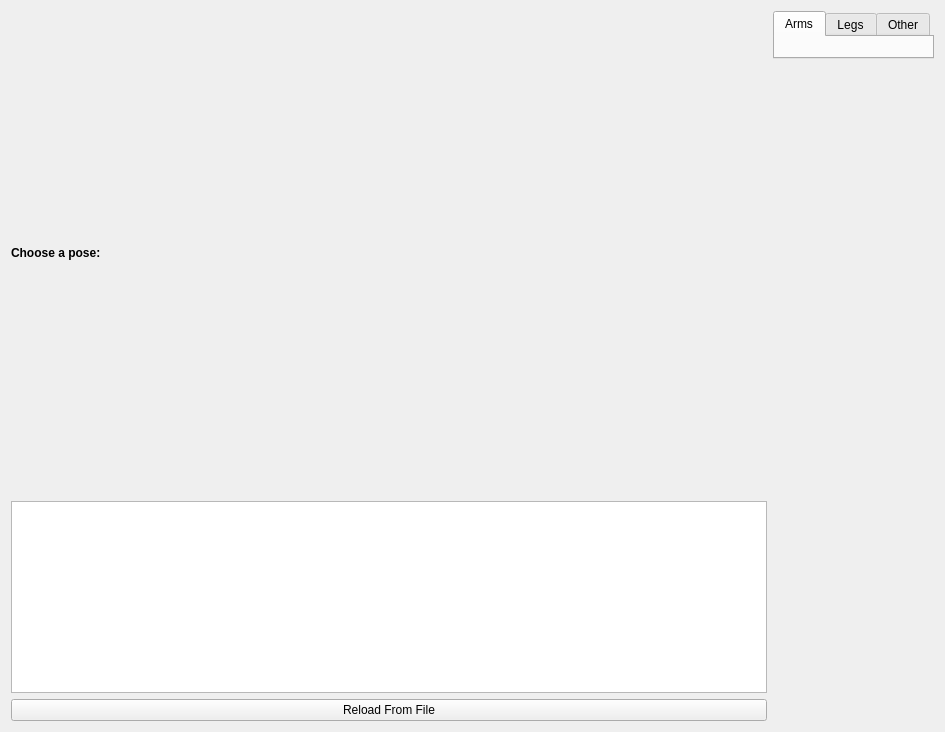
thor-mang/thor_mang_ui, file thor_mang_calibration/resource/ui/pose_page.ui: the form before one commit.
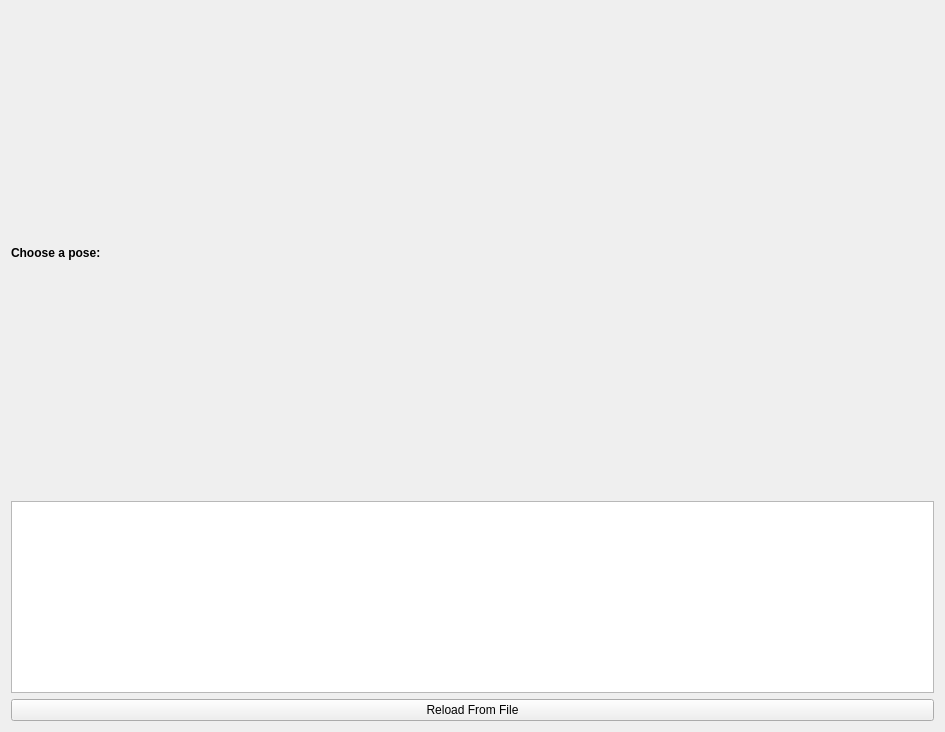
The form after the commit.

The edit to the form file:
```diff
--- a/thor_mang_calibration/resource/ui/pose_page.ui
+++ b/thor_mang_calibration/resource/ui/pose_page.ui
@@ -62,37 +62,6 @@
        </item>
       </layout>
      </item>
-     <item row="0" column="3" alignment="Qt::AlignTop">
-      <widget class="QTabWidget" name="customTab">
-       <property name="sizePolicy">
-        <sizepolicy hsizetype="Maximum" vsizetype="Maximum">
-         <horstretch>0</horstretch>
-         <verstretch>0</verstretch>
-        </sizepolicy>
-       </property>
-       <property name="currentIndex">
-        <number>0</number>
-       </property>
-       <widget class="QWidget" name="arm_tab">
-        <attribute name="title">
-         <string>Arms</string>
-        </attribute>
-        <layout class="QGridLayout" name="gridLayout_12"/>
-       </widget>
-       <widget class="QWidget" name="leg_tab">
-        <attribute name="title">
-         <string>Legs</string>
-        </attribute>
-        <layout class="QGridLayout" name="gridLayout_13"/>
-       </widget>
-       <widget class="QWidget" name="other_tab">
-        <attribute name="title">
-         <string>Other</string>
-        </attribute>
-        <layout class="QGridLayout" name="gridLayout_14"/>
-       </widget>
-      </widget>
-     </item>
     </layout>
    </item>
   </layout>
```
Left out of the diff: 4 changed lines with no effect on the pictures.
